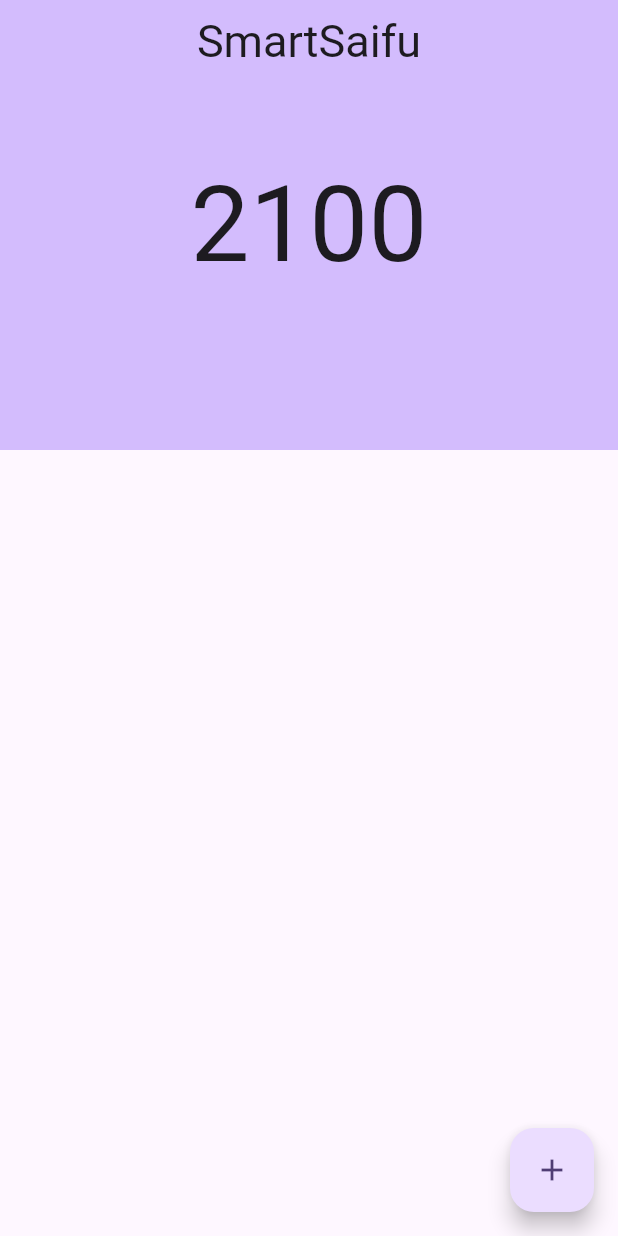
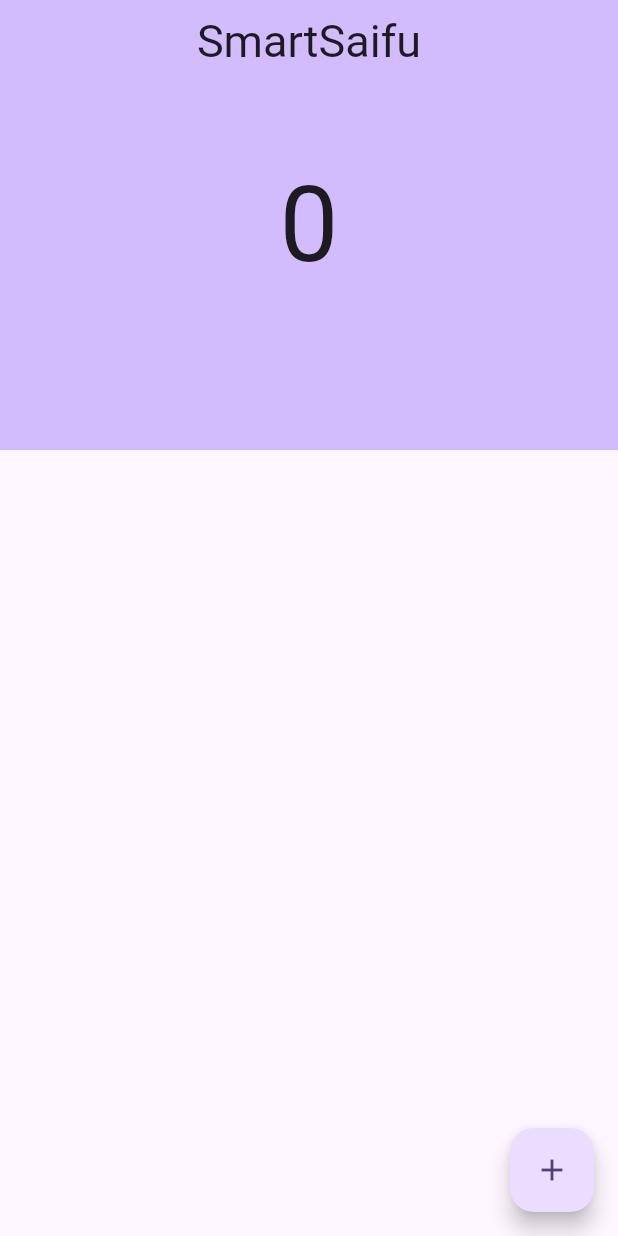
Before and after one commit to AravindIM/smartsaifu, a Flutter app: the screen it shows after launch, on a phone screen of 412 x 824 dp. Run offline on Flutter 3.47's test engine with Material 3 defaults, Android fonts, the phone set to English and light mode, and no system bars.

Commit message:
feat: showing of total expense

```diff
--- a/lib/main.dart
+++ b/lib/main.dart
@@ -70,11 +70,11 @@ class _MainPageState extends State<MainPage> {
                 ),
               ),
             ),
-            flexibleSpace: const FlexibleSpaceBar(
+            flexibleSpace: FlexibleSpaceBar(
               background: Center(
                 child: Text(
-                  "2100",
-                  textScaler: TextScaler.linear(5.0),
+                  "${expenses.fold(0, (previousValue, element) => previousValue + element)}",
+                  textScaler: const TextScaler.linear(5.0),
                 ),
               ),
             ),
```
